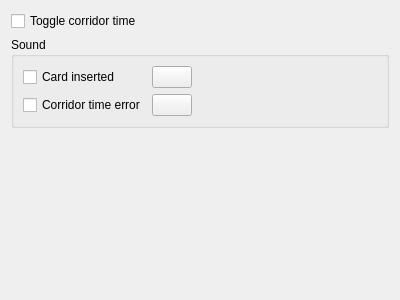
Before: the Qt Designer form src/uisettingspage.ui in Quick-Event/startertool, drawn with Qt 5.
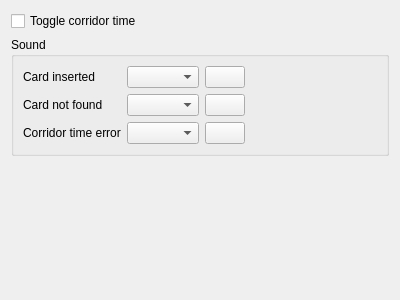
After: the same form once the commit is applied. Icons and pictures are not drawn.

Commit message: Make alert to sounds assignment configurable

What changed in the file:
```diff
--- a/src/uisettingspage.ui
+++ b/src/uisettingspage.ui
@@ -27,29 +27,23 @@
       <string>Sound</string>
      </property>
      <layout class="QGridLayout" name="gridLayout">
-      <item row="0" column="0">
-       <widget class="QCheckBox" name="chkSoundCardInserted">
-        <property name="text">
-         <string>Card inserted</string>
-        </property>
-       </widget>
-      </item>
-      <item row="0" column="1">
-       <widget class="QPushButton" name="btPlayCardInserted">
-        <property name="icon">
-         <iconset resource="../startertool.qrc">
-          <normaloff>:/images/play.svg</normaloff>:/images/play.svg</iconset>
-        </property>
-       </widget>
-      </item>
-      <item row="1" column="0">
-       <widget class="QCheckBox" name="chkSoundCorridorTimeError">
-        <property name="text">
-         <string>Corridor time error</string>
-        </property>
-       </widget>
-      </item>
       <item row="0" column="2">
+       <widget class="QPushButton" name="btPlayCardInserted">
+        <property name="icon">
+         <iconset resource="../startertool.qrc">
+          <normaloff>:/images/play.svg</normaloff>:/images/play.svg</iconset>
+        </property>
+       </widget>
+      </item>
+      <item row="2" column="2">
+       <widget class="QPushButton" name="btPlayCorridorTimeError">
+        <property name="icon">
+         <iconset resource="../startertool.qrc">
+          <normaloff>:/images/play.svg</normaloff>:/images/play.svg</iconset>
+        </property>
+       </widget>
+      </item>
+      <item row="0" column="3">
        <spacer name="horizontalSpacer">
         <property name="orientation">
          <enum>Qt::Horizontal</enum>
@@ -62,11 +56,41 @@
         </property>
        </spacer>
       </item>
+      <item row="1" column="2">
+       <widget class="QPushButton" name="btPlayCardNotFound">
+        <property name="icon">
+         <iconset resource="../startertool.qrc">
+          <normaloff>:/images/play.svg</normaloff>:/images/play.svg</iconset>
+        </property>
+       </widget>
+      </item>
+      <item row="0" column="1">
+       <widget class="QComboBox" name="lstSoundCardInserted"/>
+      </item>
       <item row="1" column="1">
-       <widget class="QPushButton" name="btPlayCorridorTimeError">
-        <property name="icon">
-         <iconset resource="../startertool.qrc">
-          <normaloff>:/images/play.svg</normaloff>:/images/play.svg</iconset>
+       <widget class="QComboBox" name="lstSoundCardNotFound"/>
+      </item>
+      <item row="2" column="1">
+       <widget class="QComboBox" name="lstSoundCorridorTimeError"/>
+      </item>
+      <item row="0" column="0">
+       <widget class="QLabel" name="label">
+        <property name="text">
+         <string>Card inserted</string>
+        </property>
+       </widget>
+      </item>
+      <item row="1" column="0">
+       <widget class="QLabel" name="label_2">
+        <property name="text">
+         <string>Card not found</string>
+        </property>
+       </widget>
+      </item>
+      <item row="2" column="0">
+       <widget class="QLabel" name="label_3">
+        <property name="text">
+         <string>Corridor time error</string>
         </property>
        </widget>
       </item>
```
The commit also changes 10 other files.
